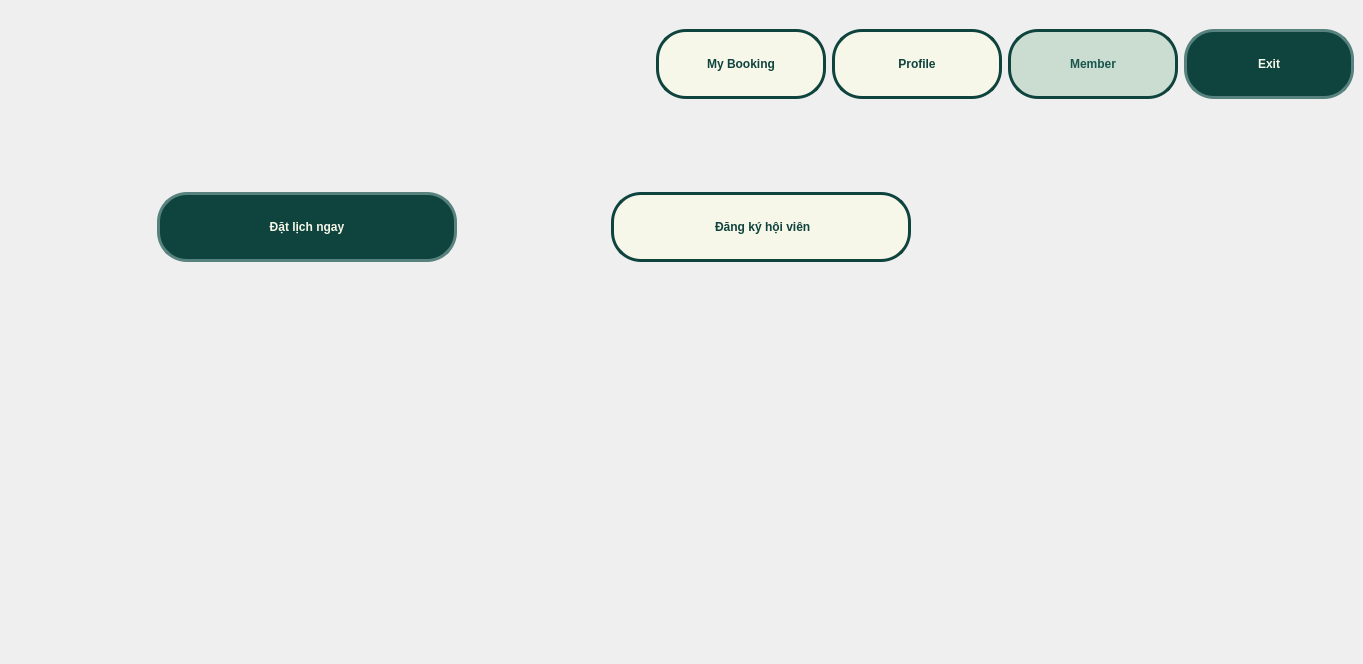
The window that ui/dashboard/Dashboard.ui (nguyenbphan12001-rimzy/Do-an-cuoi-ki-Nhom8_KTLT) describes before a commit, drawn with Qt 5.
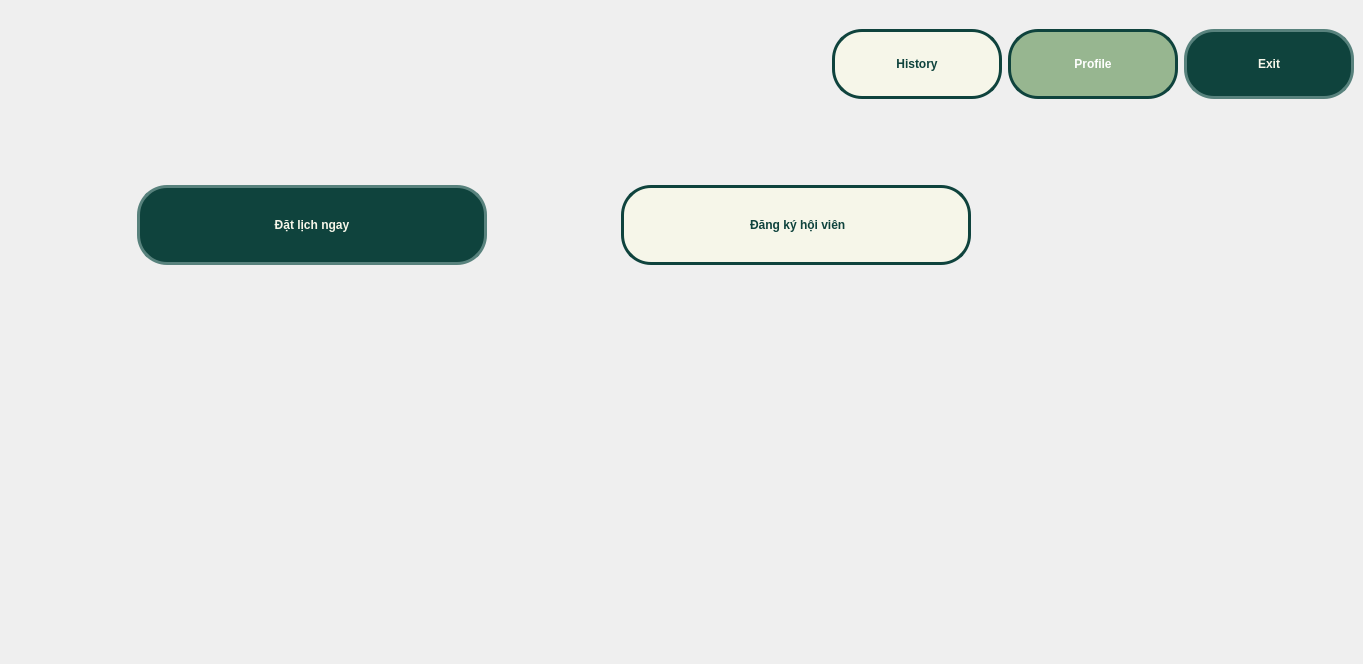
The same window after the commit. Icons and pictures are not drawn.

```diff
--- a/ui/dashboard/Dashboard.ui
+++ b/ui/dashboard/Dashboard.ui
@@ -92,57 +92,7 @@
 }</string>
             </property>
             <property name="text">
-             <string>My Booking</string>
-            </property>
-            <property name="iconSize">
-             <size>
-              <width>30</width>
-              <height>50</height>
-             </size>
-            </property>
-           </widget>
-          </item>
-          <item>
-           <widget class="QPushButton" name="pushButtonProfile">
-            <property name="minimumSize">
-             <size>
-              <width>170</width>
-              <height>70</height>
-             </size>
-            </property>
-            <property name="maximumSize">
-             <size>
-              <width>16777215</width>
-              <height>16777215</height>
-             </size>
-            </property>
-            <property name="styleSheet">
-             <string notr="true">/* Trạng thái bình thường (Code gốc của mày) */
-QPushButton {
-    color: #0f433d;
-    background-color: #f6f6e9;
-    font: 87 20pt &quot;Noto Sans HK Black&quot;;
-    border-radius: 30px;
-    border: 3px solid #0f433d;
-font-weight:bold;
-}
-
-/* Trạng thái khi rê chuột vào (Hover) - Đảo màu cho xịn */
-QPushButton:hover {
-    background-color: #1a6b61; /* Nền biến thành xanh đậm */
-    color: #f6f6e9; /* Chữ sáng lên */
-    /* Viền giữ nguyên màu xanh đậm nên tao không cần viết lại ở đây */
-}
-
-/* Trạng thái khi click chuột bấm xuống (Pressed) */
-QPushButton:pressed {
-    background-color: #0a2e2a; /* Nền tối hơn một tông so với lúc hover */
-    border: 3px solid #0a2e2a; /* Viền cũng tối theo */
-    color: #f6f6e9;
-}</string>
-            </property>
-            <property name="text">
-             <string>Profile</string>
+             <string>History</string>
             </property>
             <property name="iconSize">
              <size>
@@ -161,8 +111,8 @@
              </size>
             </property>
             <property name="styleSheet">
-             <string notr="true">QPushButton{color:rgb(24, 85, 75);
-background-color:#cbddd1;
+             <string notr="true">QPushButton{color:rgb(255, 255, 255);
+background-color:#97b690;
 font: 87 20pt &quot;Noto Sans HK Black&quot;;
 border-radius: 30px;
 border: 3px solid  #0f433d;
@@ -183,7 +133,7 @@
 }</string>
             </property>
             <property name="text">
-             <string>Member</string>
+             <string>Profile</string>
             </property>
            </widget>
           </item>
@@ -262,8 +212,8 @@
              <widget class="QPushButton" name="pushButtonDkyHoivien">
               <property name="minimumSize">
                <size>
-                <width>300</width>
-                <height>70</height>
+                <width>350</width>
+                <height>80</height>
                </size>
               </property>
               <property name="styleSheet">
@@ -404,8 +354,8 @@
              <widget class="QPushButton" name="pushButtonDatlich">
               <property name="minimumSize">
                <size>
-                <width>300</width>
-                <height>70</height>
+                <width>350</width>
+                <height>80</height>
                </size>
               </property>
               <property name="maximumSize">
```
